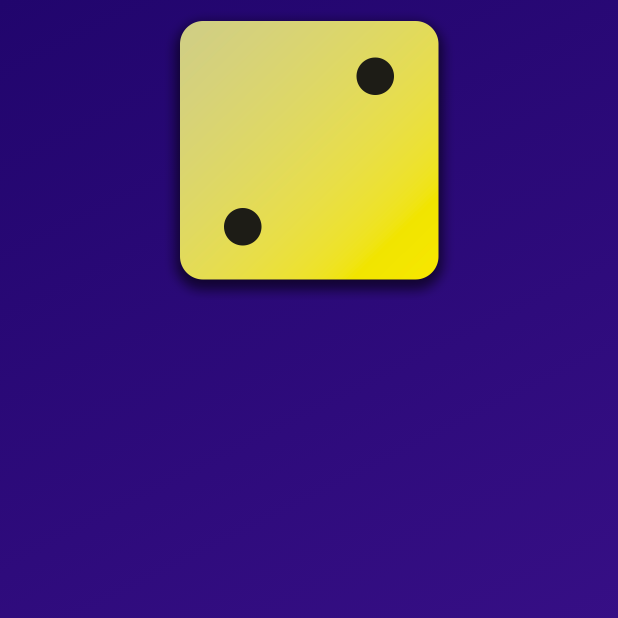
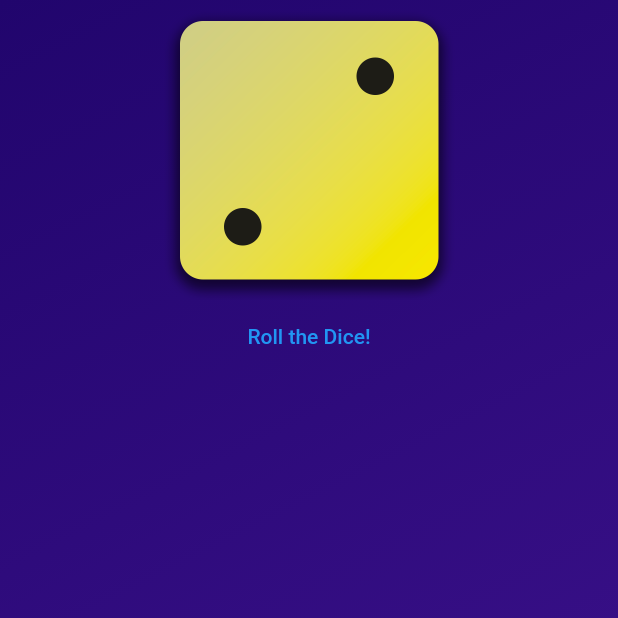
Before and after one commit to Masoud-z/Dice-Roller, a Flutter app: the screen it shows after launch, on a phone screen of 412 x 824 dp, the top half of it. Run offline on Flutter 3.47's test engine with Material 2 defaults, Android fonts, the phone set to English and light mode, and no system bars.

Commit message:
Add button to GradiantContainer

```diff
--- a/lib/grandiant_container.dart
+++ b/lib/grandiant_container.dart
@@ -14,6 +14,10 @@ class GradiantContainer extends StatelessWidget {
   final List<Color> colors;
   final Color color1;
   final Color color2;
+
+  void rollDice() {
+
+  }
 
   @override
   Widget build(context) {
@@ -32,7 +36,8 @@ class GradiantContainer extends StatelessWidget {
               'assets/images/dice2.png',
               width: 200,
             ),
-
+            TextButton(
+                onPressed: rollDice, child: const Text('Roll the Dice!')),
           ],
         ),
       ),
```
